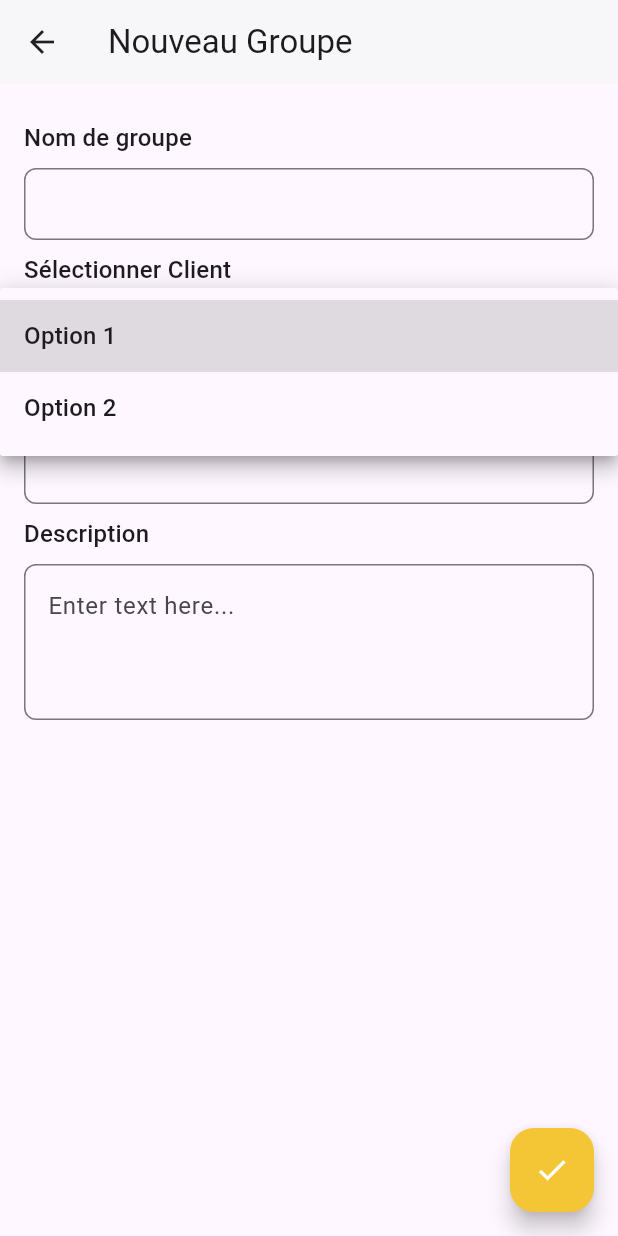
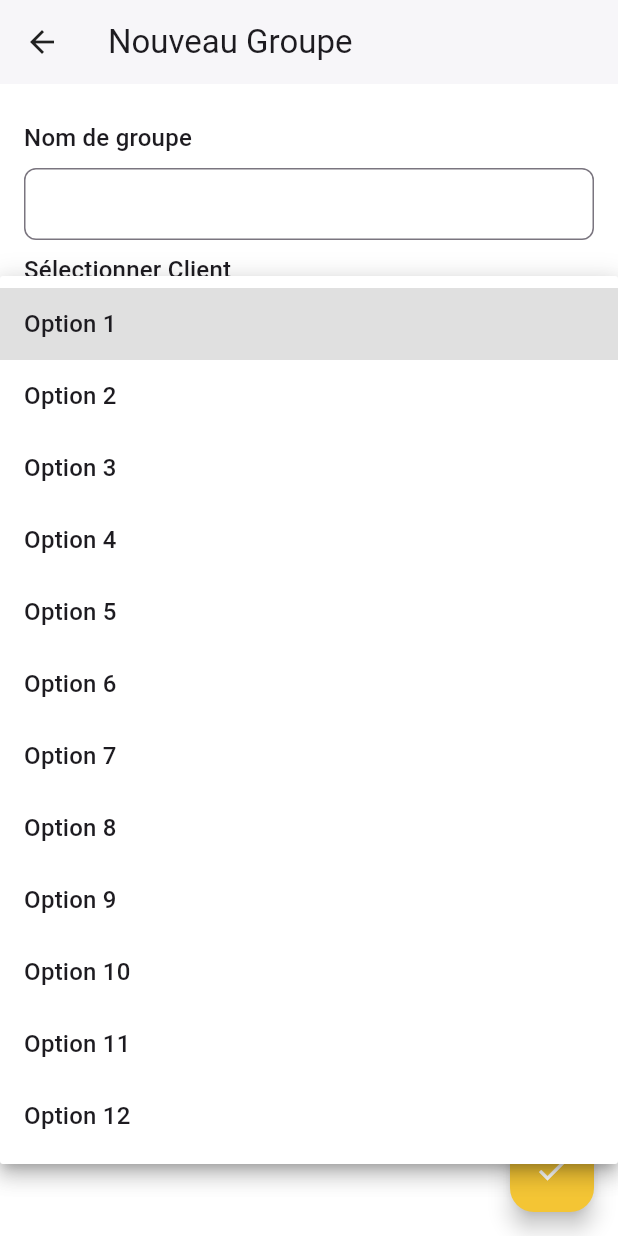
Before and after one commit to rihemmlm7/chat-spef, a Flutter app: the NewGroupDetailWidget screen opened by its route, after a tap on the "arrow drop down" icon, on a phone screen of 412 x 824 dp. Run offline on Flutter 3.47's test engine with Material 3 defaults, Android fonts, the phone set to English and light mode, and no system bars; our stand-ins replace email_validator, file_picker, get, image_picker, table_calendar, video_player; missing offline and left inert: pdfx.

Commit message:
new edit

```diff
--- a/lib/screens/description_media_discussion/widgets/options/new_group_detail.dart
+++ b/lib/screens/description_media_discussion/widgets/options/new_group_detail.dart
@@ -7,7 +7,7 @@ class NewGroupDetailModel {
   FocusNode textFieldFocusNode2 = FocusNode();
   TextEditingController textController3 = TextEditingController();
   FocusNode textFieldFocusNode3 = FocusNode();
-  String? dropDownValue;
+  List<String> selectedClients = [];
 }
 
 class NewGroupDetailWidget extends StatefulWidget {
@@ -19,6 +19,11 @@ class NewGroupDetailWidget extends StatefulWidget {
 
 class _NewGroupDetailWidgetState extends State<NewGroupDetailWidget> {
   final NewGroupDetailModel _model = NewGroupDetailModel();
+  final List<String> _clientOptions = [
+    'Option 1', 'Option 2', 'Option 3', 'Option 4', 'Option 5',
+    'Option 6', 'Option 7', 'Option 8', 'Option 9', 'Option 10',
+    'Option 11', 'Option 12'
+  ];
 
   @override
   void dispose() {
@@ -34,6 +39,7 @@ class _NewGroupDetailWidgetState extends State<NewGroupDetailWidget> {
   @override
   Widget build(BuildContext context) {
     return Scaffold(
+      backgroundColor: Colors.white,
       appBar: AppBar(
         title: const Text('Nouveau Groupe'),
         leading: IconButton(
@@ -44,16 +50,21 @@ class _NewGroupDetailWidgetState extends State<NewGroupDetailWidget> {
         elevation: 1,
       ),
       body: SafeArea(
+        child: Container(
+          color: Colors.white,
           child: SingleChildScrollView(
             padding: const EdgeInsets.all(16.0),
             child: Column(
               crossAxisAlignment: CrossAxisAlignment.start,
               children: [
                 _buildInputField(_model.textController1, 'Nom de groupe'),
-              _buildDropdown('Sélectionner Client', ['Option 1', 'Option 2']),
+                _buildDropdown('Sélectionner Client', _clientOptions),
+                const SizedBox(height: 16.0), // Add space between dropdown and chips
+                _buildSelectedChips(),
                 _buildInputField(_model.textController2, 'Sujet'),
                 _buildMultiLineInputField(_model.textController3, 'Description'),
               ],
+            ),
           ),
         ),
       ),
@@ -93,7 +104,9 @@ class _NewGroupDetailWidgetState extends State<NewGroupDetailWidget> {
           child: Text(label, style: Theme.of(context).textTheme.titleMedium),
         ),
         DropdownButtonFormField<String>(
-          value: _model.dropDownValue,
+          value: null,
+          isExpanded: true,
+          dropdownColor: Colors.white,
           decoration: InputDecoration(
             border: OutlineInputBorder(borderRadius: BorderRadius.circular(8)),
             contentPadding: const EdgeInsets.symmetric(horizontal: 12, vertical: 8),
@@ -105,12 +118,35 @@ class _NewGroupDetailWidgetState extends State<NewGroupDetailWidget> {
             );
           }).toList(),
           onChanged: (String? newValue) {
+            if (newValue != null && !_model.selectedClients.contains(newValue)) {
               setState(() {
-              _model.dropDownValue = newValue;
+                _model.selectedClients.add(newValue);
               });
+            }
           },
         ),
       ],
+    );
+  }
+
+  Widget _buildSelectedChips() {
+    return Wrap(
+      spacing: 8.0,
+      children: _model.selectedClients.map((client) {
+        return Chip(
+          label: Text(client),
+          backgroundColor: Color.fromARGB(255, 250, 214, 106),
+          shape: RoundedRectangleBorder(
+            borderRadius: BorderRadius.circular(50.0),
+            side: BorderSide(color: Colors.amber, width:1),
+          ),
+          onDeleted: () {
+            setState(() {
+              _model.selectedClients.remove(client);
+            });
+          },
+        );
+      }).toList(),
     );
   }
 
```
Also changed, not shown: lib/screens/description_media_discussion/widgets/options/plus.dart (+4 -13 lines). Lines whose indentation alone changed are shown as unchanged.
